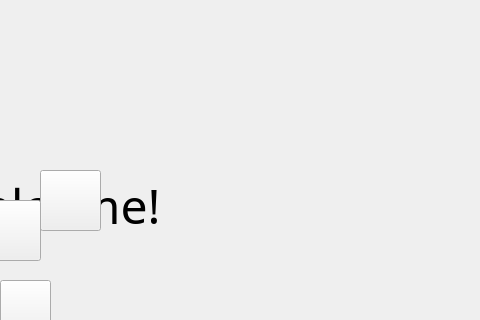
Old version of the form AsiaTravelGuide/view.ui in the repository bestcreator01/asia-travel-guide; both pictures show x 320 to 800 and y 0 to 320 of the 800 by 600 pixel window.
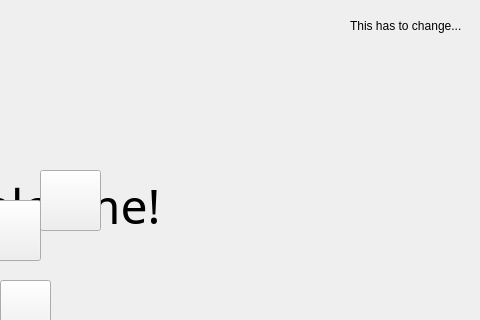
New version of the form.

Commit message: Added a form class and working on major bugs.

```diff
--- a/AsiaTravelGuide/view.ui
+++ b/AsiaTravelGuide/view.ui
@@ -187,6 +187,19 @@
      <string>Quiz</string>
     </property>
    </widget>
+   <widget class="QLabel" name="label">
+    <property name="geometry">
+     <rect>
+      <x>670</x>
+      <y>10</y>
+      <width>121</width>
+      <height>31</height>
+     </rect>
+    </property>
+    <property name="text">
+     <string>This has to change...</string>
+    </property>
+   </widget>
   </widget>
   <widget class="QMenuBar" name="menubar">
    <property name="geometry">
```
Left out of the diff: 2 changed lines with no effect on the pictures. The commit also changes 9 other files.
